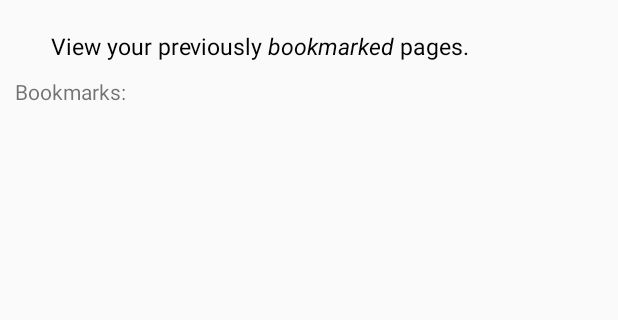
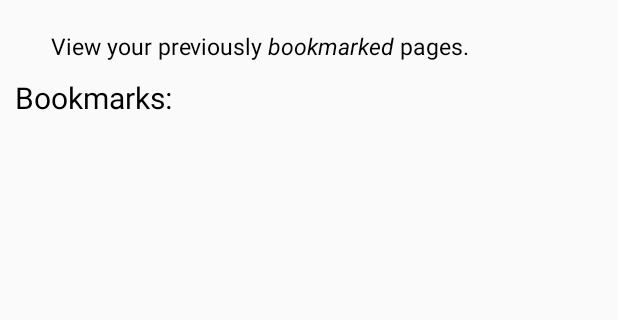
Before and after one commit to anstkras/WikiClicks, an Android app: the BookmarkActivity screen opened directly, with no data from a screen before it, on a phone screen of 412 x 824 dp, the part 116-436 px from its top. Run offline under Robolectric (Android 15) with nearby library versions, the light colour scheme and no system bars; our stand-ins replace Room's generated code.

Commit message:
bookmark UI

```diff
--- a/app/src/main/res/layout/activity_bookmark.xml
+++ b/app/src/main/res/layout/activity_bookmark.xml
@@ -29,6 +29,8 @@
         android:layout_width="match_parent"
         android:layout_height="wrap_content"
         android:layout_marginTop="10dip"
+        android:textSize="20sp"
+        android:textColor="@color/colorPlainText"
         android:gravity="center_vertical"
         android:text="Bookmarks:" />
 
```
Also changed, not shown: app/src/main/res/layout/bookmark_item.xml (+6 -2 lines).
